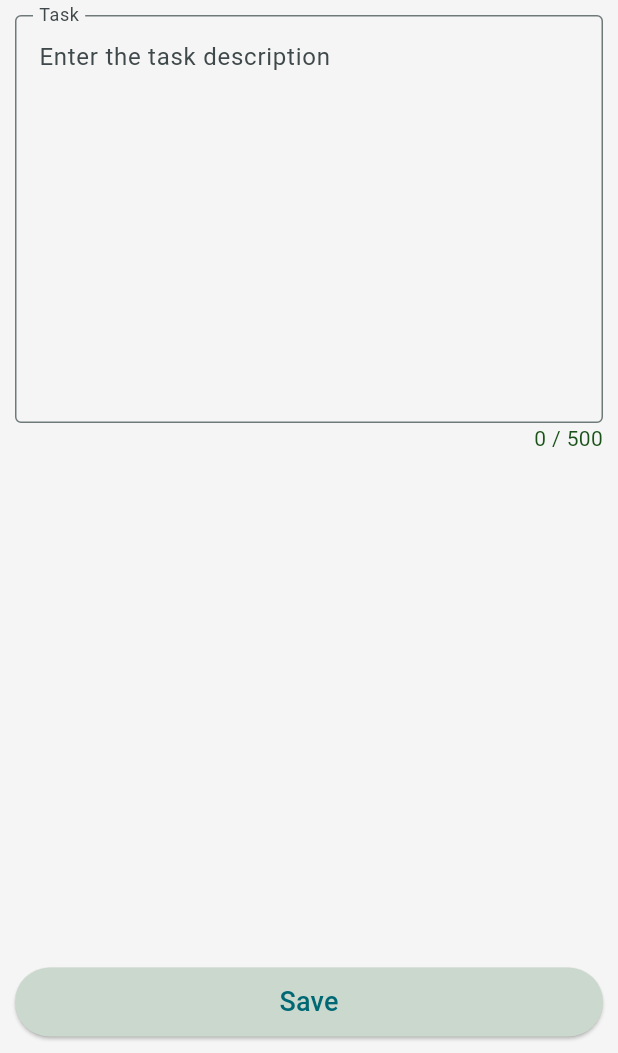
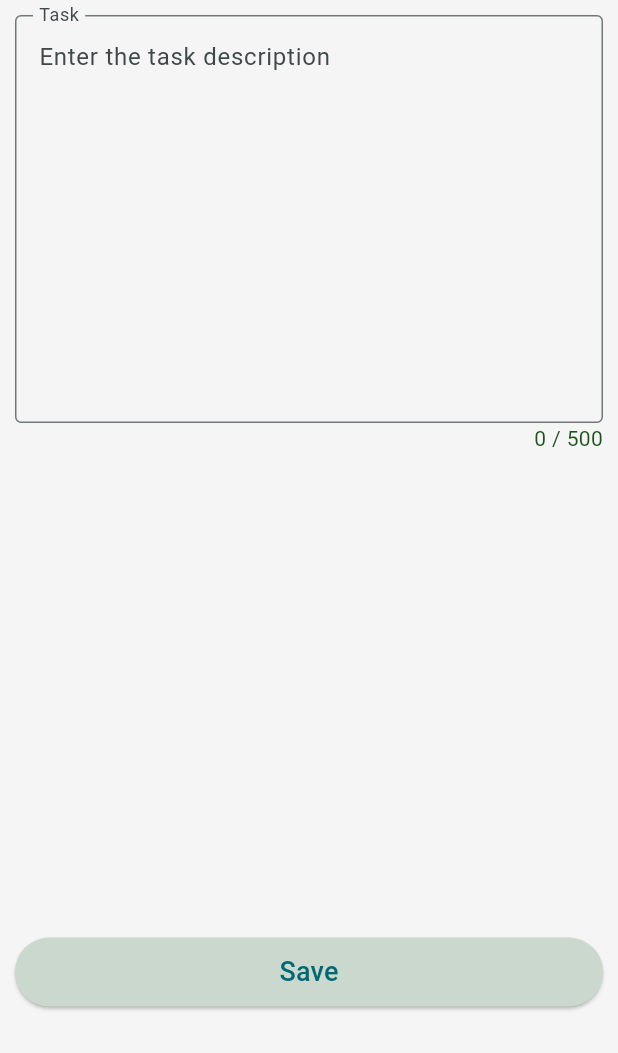
Before and after one commit to Dhruvrana8/task_management, a Flutter app: the AddNewTask screen opened by its route, on a phone screen of 412 x 824 dp, the part 183-1236 px from its top. Run offline on Flutter 3.47's test engine with Material 3 defaults, Android fonts, the phone set to English and light mode, and no system bars; our stand-ins replace flutter_dotenv, google_fonts; network calls fail.

```diff
--- a/lib/screens/AddNewTask/add_new_task.dart
+++ b/lib/screens/AddNewTask/add_new_task.dart
@@ -172,6 +172,8 @@ class _AddNewTaskState extends State<AddNewTask> {
                     ),
                   ],
                 ),
+                Column(
+                  children: [
                     SizedBox(
                       width: double.infinity,
                       child: ElevatedButton(
@@ -188,6 +190,11 @@ class _AddNewTaskState extends State<AddNewTask> {
                         ),
                       ),
                     ),
+                    SizedBox(
+                      height: 20,
+                    )
+                  ],
+                ),
               ],
             ),
           ),
--- a/lib/screens/EditTask/strings.dart
+++ b/lib/screens/EditTask/strings.dart
@@ -7,4 +7,5 @@ class strings {
   static const task = "Task";
   static const taskHint = "Enter the task description";
   static const completed = "Completed";
+  static const pending = "Pending";
 }
--- a/lib/screens/HomeScreen/home_screen.dart
+++ b/lib/screens/HomeScreen/home_screen.dart
@@ -133,7 +133,6 @@ class _HomeScreenState extends State<HomeScreen>
               context,
               '/addNewTask',
             ).then((_) {
-              print("I am called");
               setState(() {
                 isCompletedTask = _tabController.index == 0;
               });
@@ -193,7 +192,6 @@ class _HomeScreenState extends State<HomeScreen>
                       id: task?.id ?? 0,
                       isCompleted: task?.isCompleted ?? false,
                       function: () {
-                        print("I am called");
                         setState(() {
                           isCompletedTask = _tabController.index == 0;
                         });
```
Also changed, not shown: lib/screens/EditTask/edit_task.dart (+12 -3 lines). Lines whose indentation alone changed are shown as unchanged.
